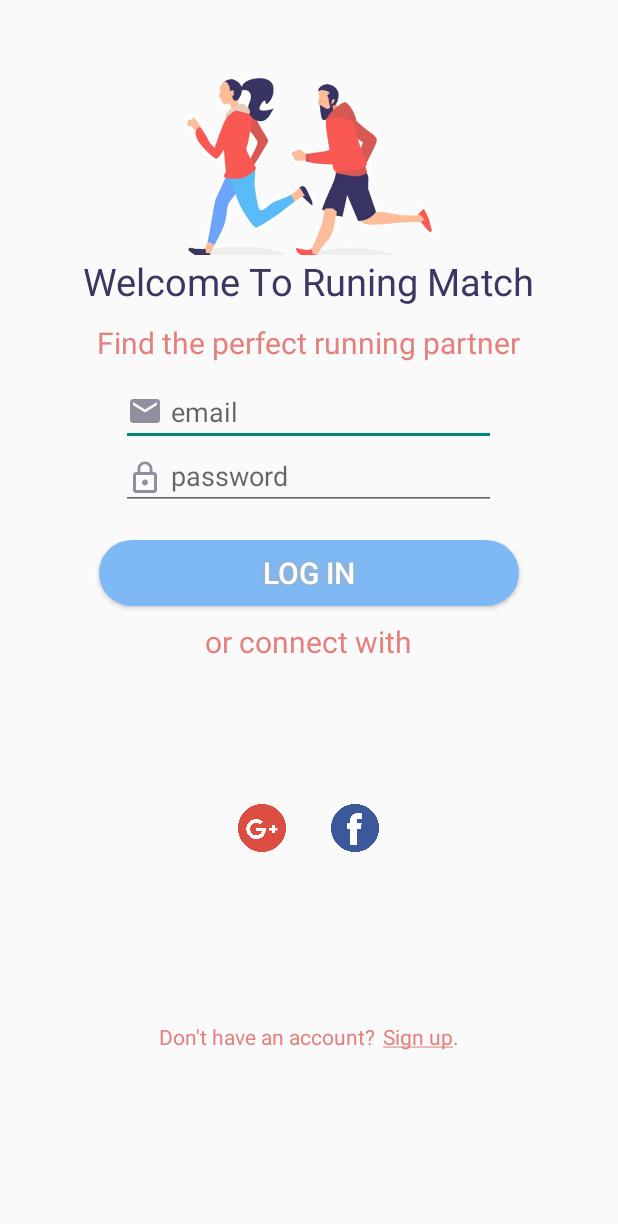
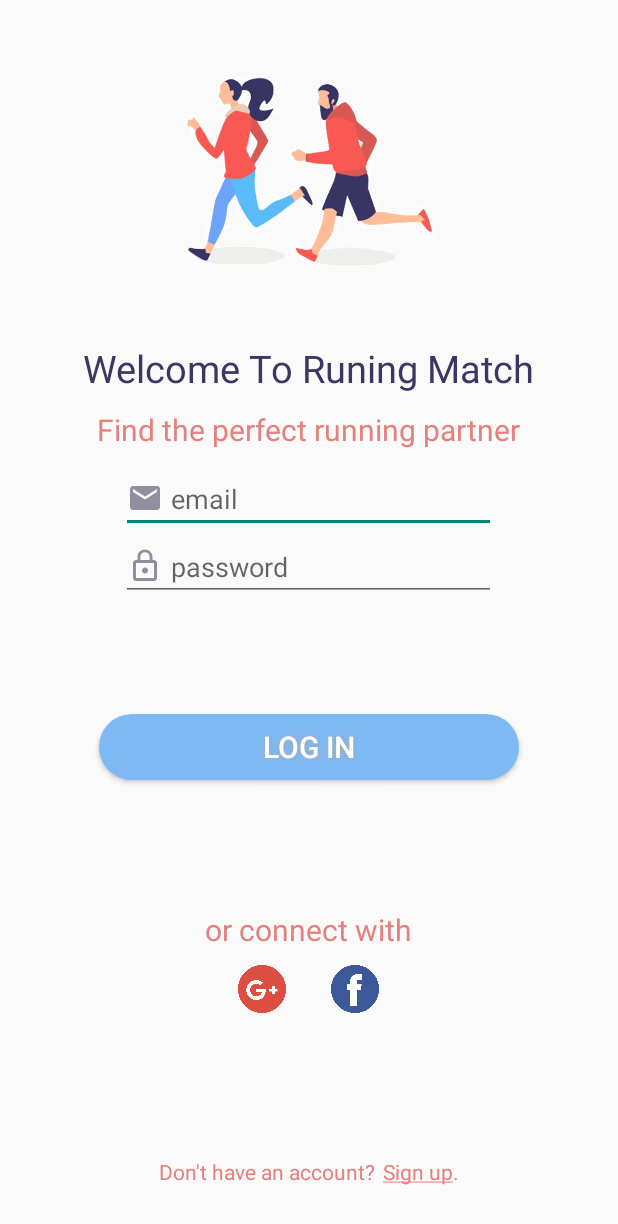
Before and after one commit to MeitalPeer77/MyApplication3, an Android app: the screen it shows after launch (MainActivity), on a phone screen of 412 x 824 dp. Shown: the top 1224 px of the screen. Run offline under Robolectric (Android 15) with nearby library versions, the light colour scheme and no system bars.

Commit message:
last draft main activity layout

```diff
--- a/app/src/main/res/layout/activity_main.xml
+++ b/app/src/main/res/layout/activity_main.xml
@@ -7,13 +7,13 @@
     tools:context=".profile"
     android:layout_gravity="center"
     android:layout_centerHorizontal="true"
-    android:weightSum="8"
+    android:weightSum="10"
     android:orientation="vertical">
 
     <LinearLayout
         android:layout_width="match_parent"
         android:layout_height="0px"
-        android:layout_weight="2"
+        android:layout_weight="3"
         android:layout_gravity="center"
         android:orientation="vertical">
 
@@ -31,7 +31,7 @@
         android:layout_width="match_parent"
         android:layout_height="0px"
         android:orientation="vertical"
-        android:layout_weight="2"
+        android:layout_weight="3"
         >
 
         <TextView
@@ -89,63 +89,67 @@
         android:layout_width="match_parent"
         android:layout_height="wrap_content"
         android:paddingTop="20dp"
-        android:layout_weight="2"
+        android:layout_weight="1"
         android:orientation="vertical"
         android:layout_gravity="center">
 
         <Button
             android:id="@+id/login_button"
 
-            android:text="Log In"
-            android:textColor="#FFFFFF"
-            android:textSize="20sp"
-            android:layout_gravity="center"
             android:layout_width="280dp"
             android:layout_height="44dp"
+            android:layout_gravity="center"
             android:background="@drawable/button_big"
             android:shadowColor="#A8A8A8"
             android:shadowDx="0"
             android:shadowDy="0"
             android:shadowRadius="5"
-            />
+            android:text="Log In"
+            android:textColor="#FFFFFF"
+            android:textSize="20sp" />
+    </LinearLayout>
+
+    <LinearLayout
+        android:layout_width="match_parent"
+        android:layout_height="0px"
+        android:layout_weight="2"
+        android:orientation="vertical">
 
         <TextView
             android:id="@+id/or"
             android:layout_width="wrap_content"
             android:layout_height="wrap_content"
+            android:layout_gravity="center"
+            android:paddingTop="10dp"
+            android:paddingBottom="10dp"
             android:text="or connect with"
-            android:textSize="20sp"
-            android:paddingTop="10dp"
             android:textColor="@color/pink"
-            android:paddingBottom="10dp"
 
-            android:layout_gravity="center"/>
+            android:textSize="20sp" />
 
         <LinearLayout
             android:layout_width="match_parent"
-            android:layout_height="match_parent"
+            android:layout_height="wrap_content"
+            android:gravity="center"
             android:orientation="horizontal"
-            android:gravity="center"
 
             >
 
             <Button
                 android:id="@+id/google_button"
-                android:layout_marginRight="30dp"
                 android:layout_width="32dp"
                 android:layout_height="32dp"
+                android:layout_marginRight="30dp"
                 android:background="@drawable/ic_google"
 
-                 />
+                />
 
             <Button
                 android:id="@+id/facebook_button"
                 android:layout_width="32dp"
                 android:layout_height="32dp"
-                android:background="@drawable/ic_facebook"
-                 />
+                android:background="@drawable/ic_facebook" />
         </LinearLayout>
-
     </LinearLayout>
 
     <RelativeLayout
```
